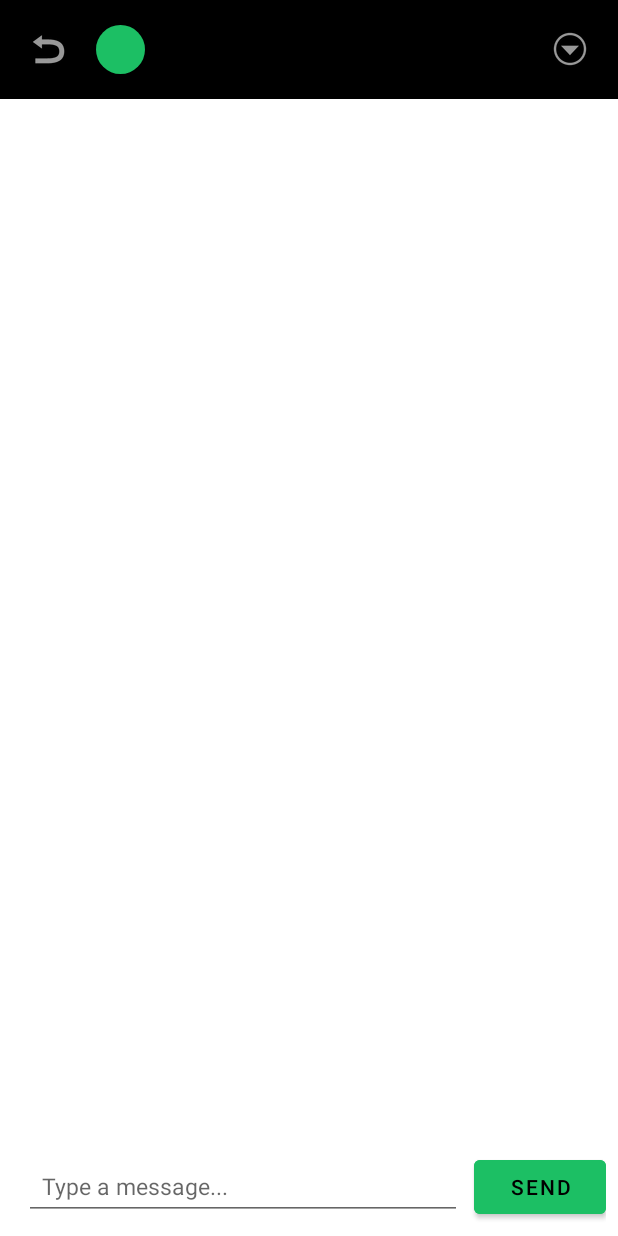
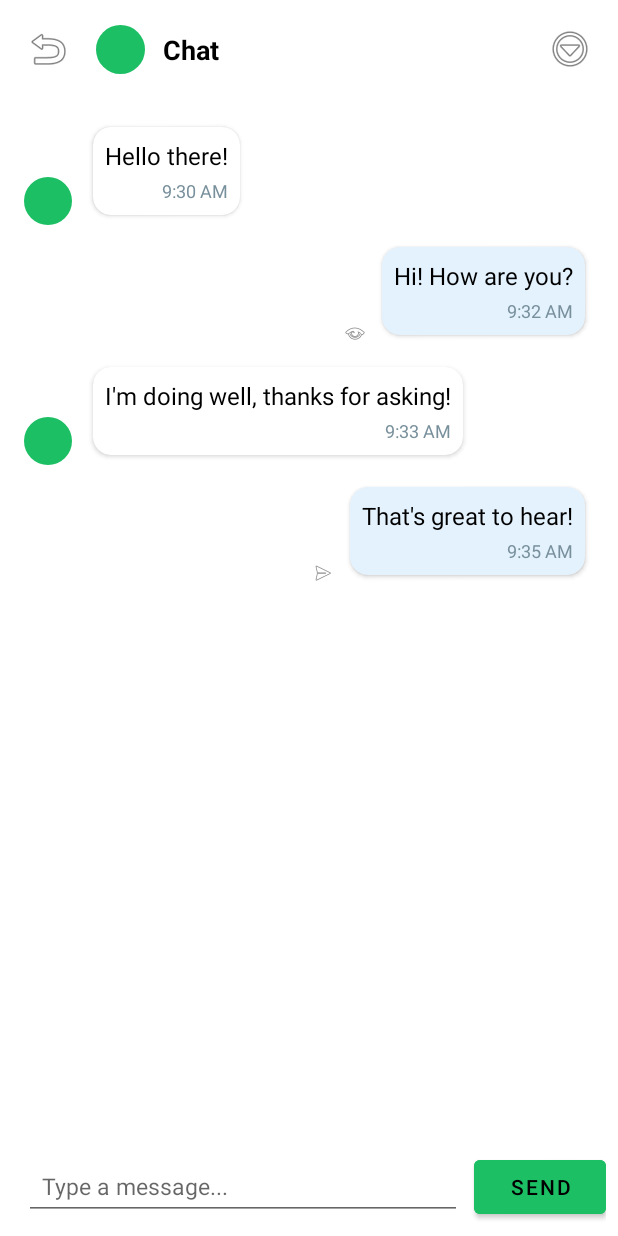
Before and after one commit to lleoparden/Chat_Application, an Android app: the ChatRoomActivity screen opened directly, with no data from a screen before it, on a phone screen of 412 x 824 dp. Run offline under Robolectric (Android 15) with nearby library versions, the light colour scheme and no system bars.

Commit message:
ChatRoomActivity Done

```diff
--- a/app/src/main/java/com/example/chat_application/ChatRoomActivity.kt
+++ b/app/src/main/java/com/example/chat_application/ChatRoomActivity.kt
@@ -1,27 +1,144 @@
 package com.example.chat_application
 
 import Chat
+import android.content.Intent
 import android.os.Bundle
+import com.example.chat_application.Message
+import android.widget.Button
+import android.widget.EditText
+import android.widget.ImageButton
+import android.widget.ImageView
 import android.widget.TextView
 import androidx.activity.enableEdgeToEdge
 import androidx.appcompat.app.AppCompatActivity
+import androidx.recyclerview.widget.LinearLayoutManager
+import androidx.recyclerview.widget.RecyclerView
+import androidx.recyclerview.widget.RecyclerView.LayoutManager
+import java.util.UUID
 
 class ChatRoomActivity : AppCompatActivity() {
+
+    private lateinit var sendBtn : Button
+    private lateinit var backBtn :ImageButton
+    private lateinit var inputText : EditText
+    private lateinit var profilePic :ImageButton
+    private lateinit var menuBtn : ImageButton
+    private lateinit var messagesRecyclerView: RecyclerView
+    private lateinit var messageAdapter: MessageAdapter
+    private val messageList = mutableListOf<Message>()
+    private val currentUserId = "user_123"
+    private lateinit var  chatId : String
+
+
+
     override fun onCreate(savedInstanceState: Bundle?) {
         setTheme(UserSettings.theme)
         super.onCreate(savedInstanceState)
         enableEdgeToEdge()
         setContentView(R.layout.chatroom)
 
-
         // Retrieve the chat object from intent
         val chat = intent.getParcelableExtra<Chat>("CHAT_OBJECT")
             ?: Chat(id = "", name = "Chat", lastMessage = "", timestamp = 0, unreadCount = 0)
+
+        chatId = chat.id
 
         // Set the contact name in the top bar
         val contactNameTextView = findViewById<TextView>(R.id.contactNameTextView)
         contactNameTextView.text = chat.name
 
+        sendBtn = findViewById(R.id.sendButton)
+        backBtn = findViewById(R.id.backButton)
+        profilePic = findViewById(R.id.accountpic)
+        inputText = findViewById(R.id.messageInput)
+        menuBtn = findViewById(R.id.menuButton)
+        messagesRecyclerView=findViewById(R.id.messagesRecyclerView)
+        messageAdapter=MessageAdapter(currentUserId,messageList)
+        val LayoutManager = LinearLayoutManager(this)
+        messagesRecyclerView.layoutManager = LayoutManager
+        messagesRecyclerView.adapter = messageAdapter
+
+
+        backBtn.setOnClickListener{
+            startActivity(Intent(this,MainActivity::class.java))
+            finish()
+        }
+
+
+        sendBtn.setOnClickListener{
+            val textMsg =inputText.text.toString().trim()
+            if(textMsg.isNotEmpty()){
+                sendMessage(textMsg)
+                inputText.text.clear()
+            }
+
+        }
+        addSampleMessages()
+    }
+
+
+
+    fun sendMessage(textmessage:String){
+
+        val messageId =UUID.randomUUID().toString()
+
+        val message = Message(
+            id = messageId,
+            chatId = chatId,
+            senderId =currentUserId,
+            content = textmessage,
+            timestamp = System.currentTimeMillis(),
+            readStatus = mapOf()
+        )
+
+        messageList.add(message)
+        messageAdapter.notifyItemInserted(messageList.size-1)
+        messagesRecyclerView.smoothScrollToPosition(messageList.size-1)
 
     }
+
+    private fun addSampleMessages() {
+        // Add some sample messages for testing the UI
+        val otherUserId = "user_789"
+
+        val messages = listOf(
+            Message(
+                id = "msg1",
+                chatId = chatId,
+                senderId = otherUserId,
+                content = "Hello there!",
+                timestamp = System.currentTimeMillis() - 3600000,
+                readStatus = mapOf(otherUserId to true, currentUserId to true)
+            ),
+            Message(
+                id = "msg2",
+                chatId = chatId,
+                senderId = currentUserId,
+                content = "Hi! How are you?",
+                timestamp = System.currentTimeMillis() - 3500000,
+                readStatus = mapOf(currentUserId to true, otherUserId to true)
+            ),
+            Message(
+                id = "msg3",
+                chatId = chatId,
+                senderId = otherUserId,
+                content = "I'm doing well, thanks for asking!",
+                timestamp = System.currentTimeMillis() - 3400000,
+                readStatus = mapOf(otherUserId to true, currentUserId to true)
+            ),
+            Message(
+                id = "msg4",
+                chatId = chatId,
+                senderId = currentUserId,
+                content = "That's great to hear!",
+                timestamp = System.currentTimeMillis() - 3300000,
+                readStatus = mapOf(currentUserId to true, otherUserId to false)
+            )
+        )
+
+        messageList.addAll(messages)
+        messageAdapter.notifyDataSetChanged()
+        messagesRecyclerView.scrollToPosition(messageList.size - 1)
+    }
+
 }
--- /dev/null
+++ b/app/src/main/java/com/example/chat_application/MessageAdapter.kt
@@ -0,0 +1,94 @@
+package com.example.chat_application
+
+import android.view.LayoutInflater
+import android.view.View
+import android.view.ViewGroup
+import android.widget.ImageView
+import android.widget.TextView
+import androidx.recyclerview.widget.RecyclerView
+import java.text.SimpleDateFormat
+import java.util.Date
+import java.util.Locale
+
+class MessageAdapter (private val currentUserId: String , private val messageList :List<Message>): RecyclerView.Adapter<RecyclerView.ViewHolder>() {
+
+    private final val SENT = 1
+    private final val RECIEVED = 2
+    override fun getItemViewType(position: Int): Int {
+        val message = messageList[position]
+        return if(message.senderId==currentUserId){
+            SENT
+        }
+        else{
+            RECIEVED
+        }
+    }
+
+    override fun onCreateViewHolder(parent: ViewGroup, viewType: Int): RecyclerView.ViewHolder {
+
+        return if(viewType==SENT){
+            val view = LayoutInflater.from(parent.context)
+                .inflate(R.layout.message_sent,parent, false)
+            SentMessageHolder(view)
+        }
+        else{
+            val view = LayoutInflater.from(parent.context)
+                .inflate(R.layout.message_recieved,parent, false)
+            ReceivedMessageHolder(view)
+        }
+    }
+
+    override fun getItemCount(): Int {
+        return messageList.size
+    }
+
+    override fun onBindViewHolder(holder: RecyclerView.ViewHolder, position: Int) {
+        val message =messageList[position]
+        when (holder) {
+            is SentMessageHolder -> holder.bind(message)
+            is ReceivedMessageHolder -> holder.bind(message)
+        }
+    }
+
+
+    // View holders
+    inner class SentMessageHolder(itemView: View) : RecyclerView.ViewHolder(itemView) {
+        private val messageText: TextView = itemView.findViewById(R.id.messageTextView)
+        private val timeText: TextView = itemView.findViewById(R.id.timeTextView)
+        private val statusImage: ImageView = itemView.findViewById(R.id.statusImageView)
+
+        fun bind(message: Message) {
+            messageText.text = message.content
+            timeText.text = formatTime(message.timestamp)
+
+            // Set status icon based on read status
+            val isRead = message.readStatus.any { (userId, status) ->
+                userId != currentUserId && status
+            }
+
+            statusImage.setImageResource(
+                if (isRead) android.R.drawable.ic_menu_view
+                else android.R.drawable.ic_menu_send
+            )
+        }
+    }
+
+    private fun formatTime(timestamp: Long): String {
+        val sdf = SimpleDateFormat("h:mm a",Locale.getDefault())
+        return sdf.format(Date(timestamp))
+    }
+
+    inner class ReceivedMessageHolder(itemView: View) : RecyclerView.ViewHolder(itemView) {
+        private val messageText: TextView = itemView.findViewById(R.id.messageTextView)
+        private val timeText: TextView = itemView.findViewById(R.id.timeTextView)
+        private val profileImage: ImageView = itemView.findViewById(R.id.profileImageView)
+
+        fun bind(message: Message) {
+            messageText.text = message.content
+            timeText.text = formatTime(message.timestamp)
+
+
+        }
+    }
+
+}
--- a/app/src/main/res/layout/chatroom.xml
+++ b/app/src/main/res/layout/chatroom.xml
@@ -41,7 +41,7 @@
         android:id="@+id/top_bar"
         android:layout_width="0dp"
         android:layout_height="0dp"
-        android:background="?attr/colorOnSecondary"
+        android:background="?attr/colorSecondary"
         app:layout_constraintEnd_toEndOf="parent"
         app:layout_constraintHeight_percent="0.08"
         app:layout_constraintStart_toStartOf="parent"
@@ -86,7 +86,7 @@
         android:layout_height="wrap_content"
         android:layout_marginStart="12dp"
         android:text="Contact Name"
-        android:textColor="?attr/colorOnPrimary"
+        android:textColor="?attr/colorOnSecondary"
         android:textSize="18sp"
         android:textStyle="bold"
         app:layout_constraintBottom_toBottomOf="@id/top_bar"
```
